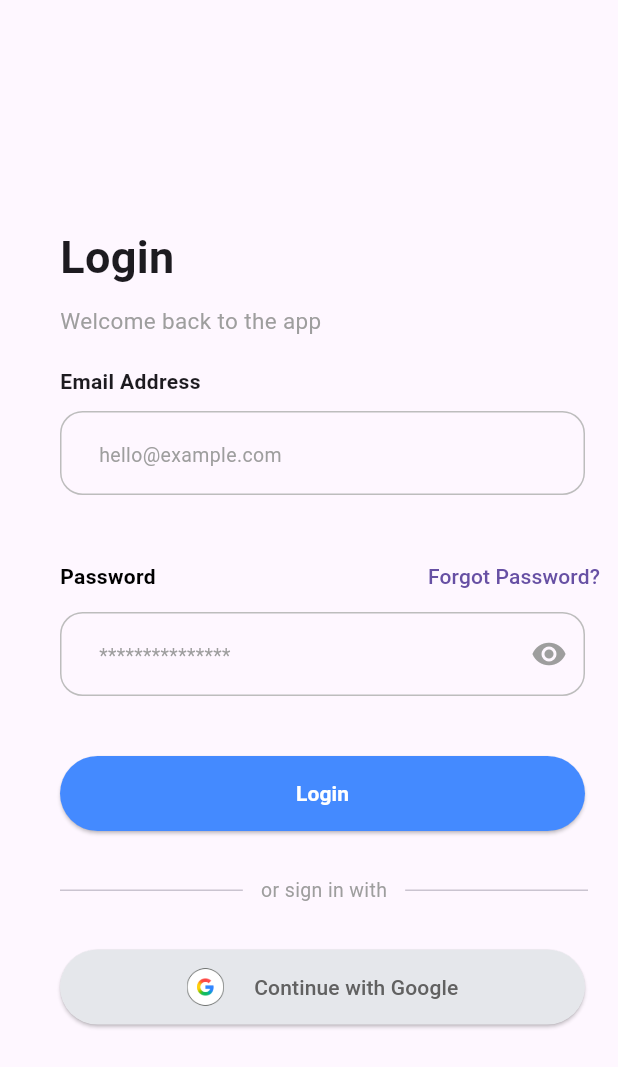
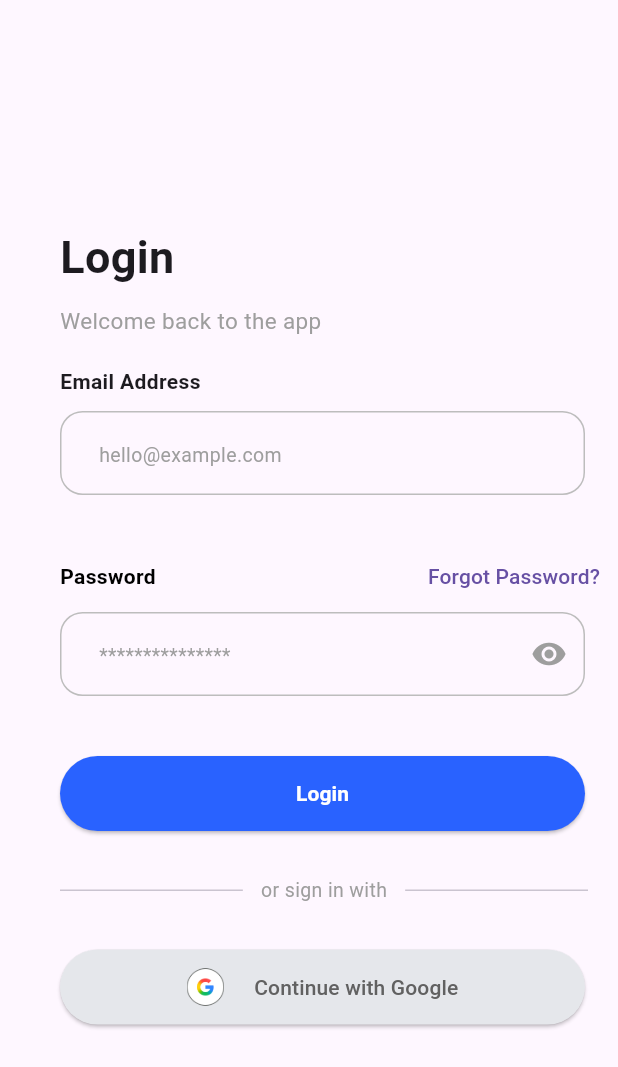
Before and after one commit to nsompi-diella/flutter-ui-practice, a Flutter app: the screen it shows after launch, on a phone screen of 412 x 824 dp. Shown: the top 1067 px of the screen. Run offline on Flutter 3.47's test engine with Material 3 defaults, Android fonts, the phone set to English and light mode, and no system bars.

Commit message:
feat(login-widgets): Update submitted_button

```diff
--- a/simple-login-ui/login_ui/lib/features/loginpage/widgets/submitted_button.dart
+++ b/simple-login-ui/login_ui/lib/features/loginpage/widgets/submitted_button.dart
@@ -17,7 +17,9 @@ class _Home extends State<SubmittedButton> {
       width: 350,
       height: 50,
       child: ElevatedButton(
-        style: ElevatedButton.styleFrom(backgroundColor: Colors.blueAccent),
+        style: ElevatedButton.styleFrom(
+          backgroundColor: Colors.blueAccent.shade700,
+        ),
         onPressed: () {},
         child: Text(
           'Login',
```
